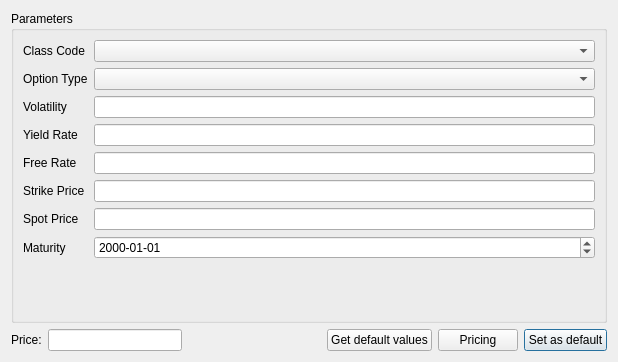
This is optioncalcdialog.ui in Dalizi/option_calculator as Qt 5 draws it before an edit. The edited form follows.
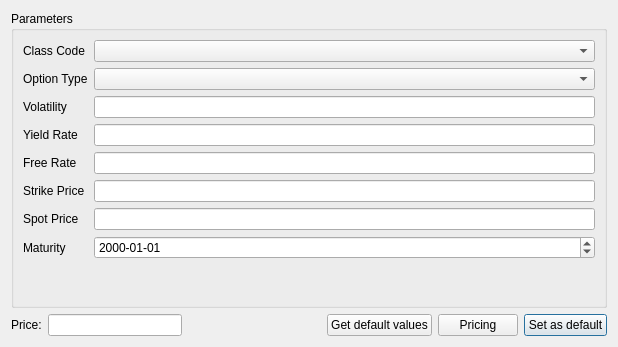
This is the edited form.

Commit message: Fixed no free rate bug.

The edit to the form file:
```diff
--- a/optioncalcdialog.ui
+++ b/optioncalcdialog.ui
@@ -7,7 +7,7 @@
     <x>0</x>
     <y>0</y>
     <width>618</width>
-    <height>362</height>
+    <height>347</height>
    </rect>
   </property>
   <property name="windowTitle">
```
The commit also changes 1 other file.
